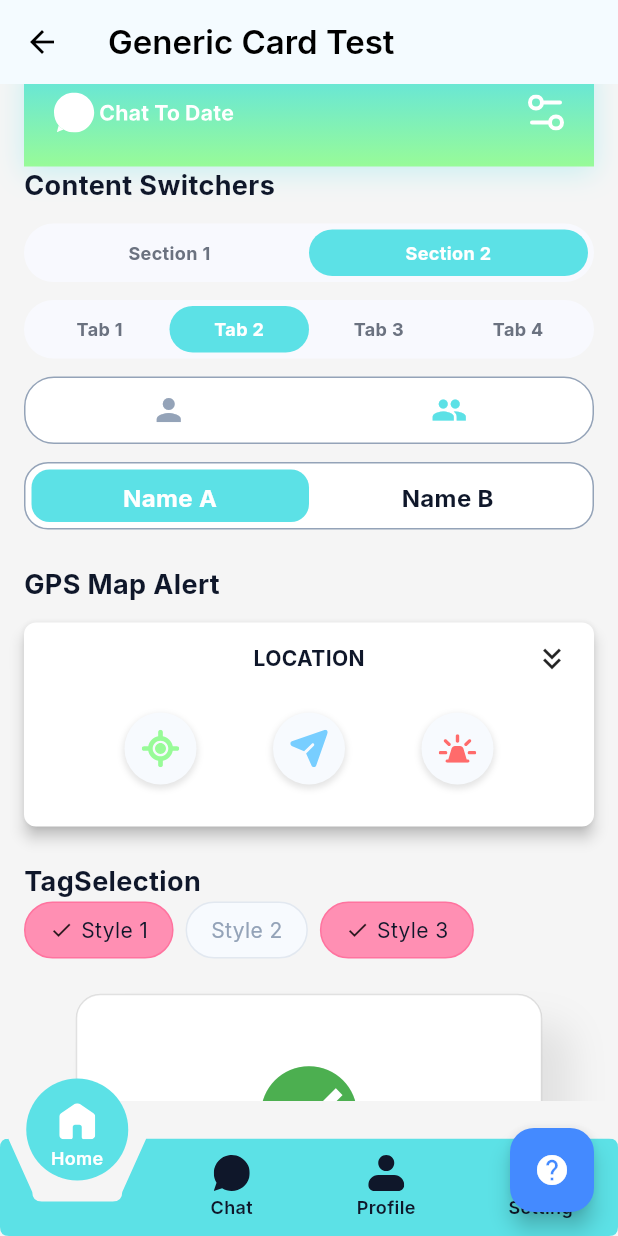
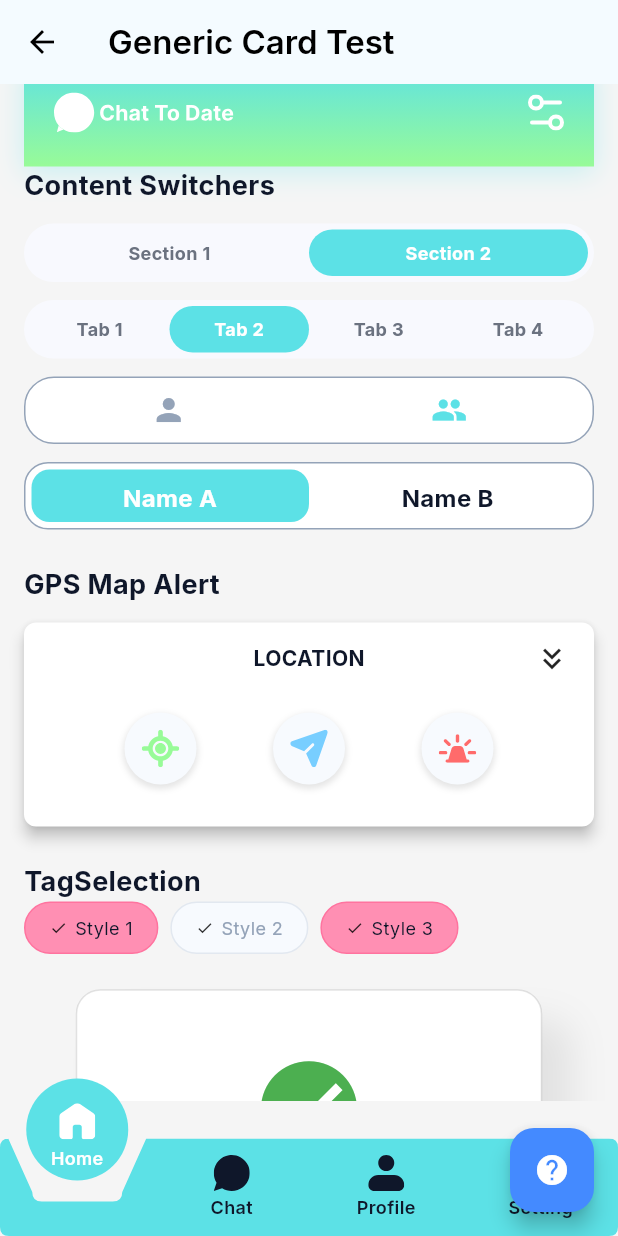
Before and after one commit to Fujipp/chat2date-mobile-app, a Flutter app: the ComponentTestScreen screen opened by its route, scrolled down 1728 dp, on a phone screen of 412 x 824 dp. Run offline on Flutter 3.47's test engine with Material 3 defaults, Android fonts, the phone set to English and light mode, and no system bars; our stand-ins replace flutter_svg, percent_indicator.

Commit message:
update(mobile) : tag selection

```diff
--- a/frontend-mobile/chat2date/lib/components/layout/responsive_container.dart
+++ b/frontend-mobile/chat2date/lib/components/layout/responsive_container.dart
@@ -448,14 +448,14 @@ class _TagSelectionState extends State<TagSelection> {
             child: Row(
               mainAxisSize: MainAxisSize.min,
               children: [
-                if (_selected.contains(index))
-                  const Padding(
-                    padding: EdgeInsets.only(right: 5),
-                    child: Icon(Icons.check, size: 16),
-                  ),
+                const Padding(
+                  padding: EdgeInsets.only(right: 5),
+                  child: Icon(Icons.check, size: 12),
+                ),
                 Text(
                   widget.items[index],
                   style: TextStyle(
+                    fontSize: 12,
                     color: _selected.contains(index)
                         ? const Color(0xFF0F172A)
                         : const Color(0xFF94A3B8),
```
